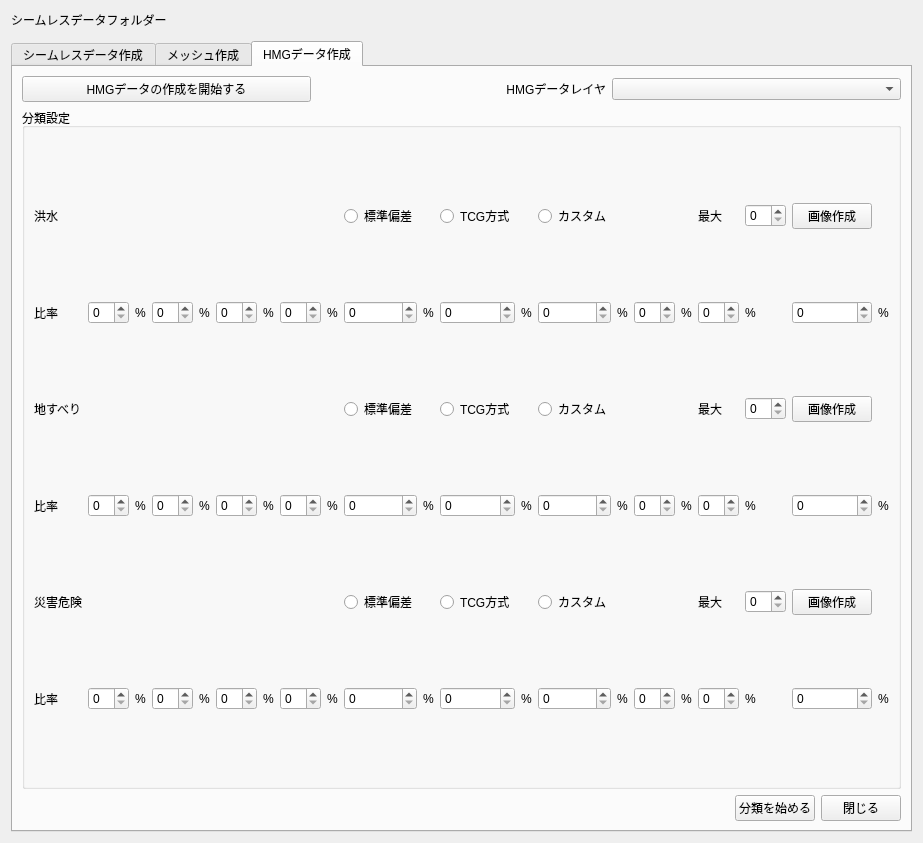
This is ui/main_window.ui in 0712kazu/HazardMapGame_tool as Qt 5 draws it before an edit. The edited form follows.
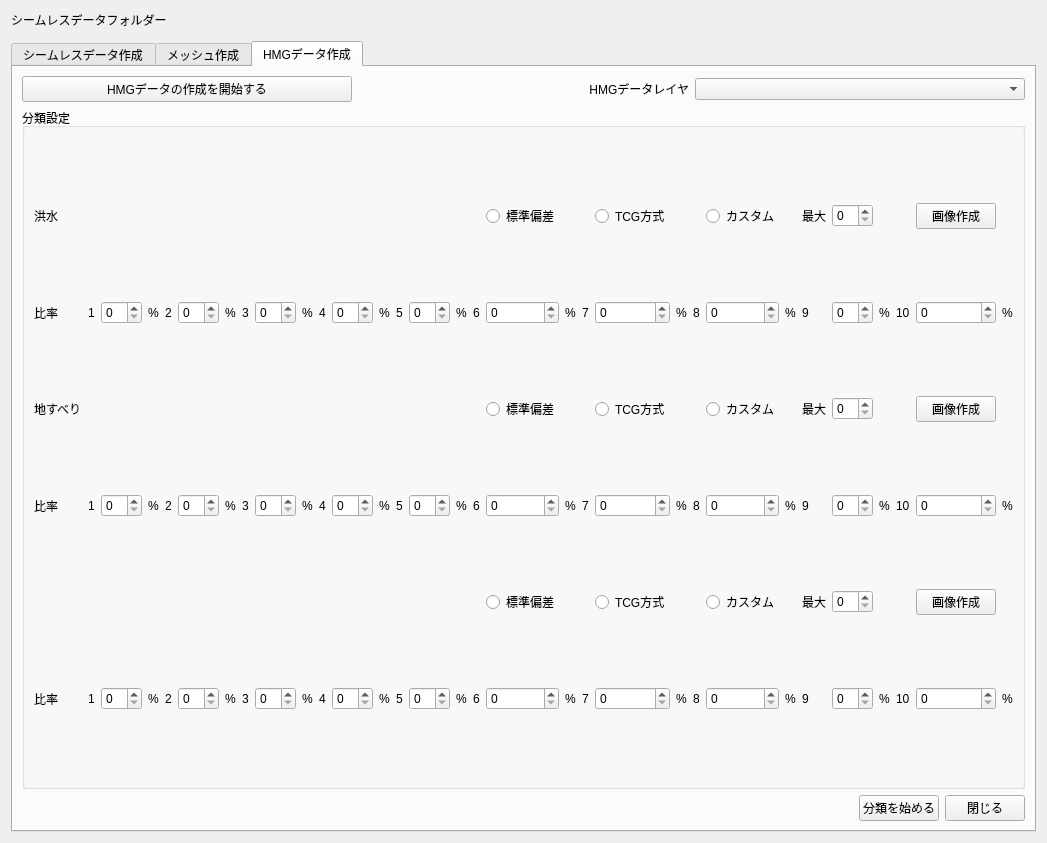
This is the edited form. The open tabs and pages were chosen to show the change. Custom widgets are drawn as their Qt base class.

Commit message: Add class id to UI

Patch:
```diff
--- a/ui/main_window.ui
+++ b/ui/main_window.ui
@@ -703,7 +703,7 @@
               </widget>
             </item>
             <!-- classification methods -->
-            <item row="2" column="9">
+            <item row="2" column="17">
               <widget class="QRadioButton" name="radiobutton_stdev_kozui">
               <property name="text">
                 <string>標準偏差</string>
@@ -713,7 +713,7 @@
               </attribute>
               </widget>
             </item>
-            <item row="2" column="11">
+            <item row="2" column="20">
               <widget class="QRadioButton" name="radiobutton_tcg_kozui">
               <property name="text">
                 <string>TCG方式</string>
@@ -723,7 +723,7 @@
               </attribute>
               </widget>
             </item>
-            <item row="2" column="13">
+            <item row="2" column="23">
               <widget class="QRadioButton" name="radiobutton_custom_kozui">
               <property name="text">
                 <string>カスタム</string>
@@ -734,18 +734,18 @@
               </widget>
             </item>
             <!-- breaks numbers -->
-            <item row="2" column="17">
+            <item row="2" column="25">
               <widget class="QLabel" name="label_classif_max_kozui">
                <property name="text">
                 <string>最大</string>
                </property>
               </widget>
             </item>
-            <item row="2" column="18">
+            <item row="2" column="26">
               <widget class="QSpinBox" name="classif_nbmax_kozui"/>
              </item>
              <!-- active button -->
-            <item row="2" column="19">
+            <item row="2" column="29">
              <widget class="QPushButton" name="classif_showgraph_kozui">
               <property name="text">
                <string>画像作成</string>
@@ -767,99 +767,169 @@
               </widget>
             </item>
             <item row="3" column="1">
-              <widget class="QSpinBox" name="classif_percent_1_kozui"/>
-             </item>
+              <widget class="QLabel" name="label_percent_n1_kozui">
+               <property name="text">
+                <string>1</string>
+               </property>
+              </widget>
+            </item>
             <item row="3" column="2">
-              <widget class="QLabel" name="label_percent_1_kozui">
-               <property name="text">
-                <string>%</string>
-               </property>
-              </widget>
-            </item>
+              <widget class="QSpinBox" name="classif_percent_1_kozui"/>
+             </item>
             <item row="3" column="3">
-              <widget class="QSpinBox" name="classif_percent_2_kozui"/>
-             </item>
+              <widget class="QLabel" name="label_percent_1_kozui">
+               <property name="text">
+                <string>%</string>
+               </property>
+              </widget>
+            </item>
             <item row="3" column="4">
-              <widget class="QLabel" name="label_percent_2_kozui">
+              <widget class="QLabel" name="label_percent_n2_kozui">
                <property name="text">
-                <string>%</string>
+                <string>2</string>
                </property>
               </widget>
             </item>
             <item row="3" column="5">
-              <widget class="QSpinBox" name="classif_percent_3_kozui"/>
+              <widget class="QSpinBox" name="classif_percent_2_kozui"/>
              </item>
             <item row="3" column="6">
-              <widget class="QLabel" name="label_percent_3_kozui">
+              <widget class="QLabel" name="label_percent_2_kozui">
                <property name="text">
                 <string>%</string>
                </property>
               </widget>
             </item>
             <item row="3" column="7">
-              <widget class="QSpinBox" name="classif_percent_4_kozui"/>
-             </item>
+              <widget class="QLabel" name="label_percent_n3_kozui">
+               <property name="text">
+                <string>3</string>
+               </property>
+              </widget>
+            </item>
             <item row="3" column="8">
-              <widget class="QLabel" name="label_percent_4_kozui">
-               <property name="text">
-                <string>%</string>
-               </property>
-              </widget>
-            </item>
+              <widget class="QSpinBox" name="classif_percent_3_kozui"/>
+             </item>
             <item row="3" column="9">
-              <widget class="QSpinBox" name="classif_percent_5_kozui"/>
-             </item>
+              <widget class="QLabel" name="label_percent_3_kozui">
+               <property name="text">
+                <string>%</string>
+               </property>
+              </widget>
+            </item>
             <item row="3" column="10">
-              <widget class="QLabel" name="label_percent_5_kozui">
+              <widget class="QLabel" name="label_percent_n4_kozui">
                <property name="text">
-                <string>%</string>
+                <string>4</string>
                </property>
               </widget>
             </item>
             <item row="3" column="11">
-              <widget class="QSpinBox" name="classif_percent_6_kozui"/>
+              <widget class="QSpinBox" name="classif_percent_4_kozui"/>
              </item>
             <item row="3" column="12">
-              <widget class="QLabel" name="label_percent_6_kozui">
+              <widget class="QLabel" name="label_percent_4_kozui">
                <property name="text">
                 <string>%</string>
                </property>
               </widget>
             </item>
             <item row="3" column="13">
-              <widget class="QSpinBox" name="classif_percent_7_kozui"/>
-             </item>
+              <widget class="QLabel" name="label_percent_n5_kozui">
+               <property name="text">
+                <string>5</string>
+               </property>
+              </widget>
+            </item>
             <item row="3" column="14">
-              <widget class="QLabel" name="label_percent_7_kozui">
-               <property name="text">
-                <string>%</string>
-               </property>
-              </widget>
-            </item>
+              <widget class="QSpinBox" name="classif_percent_5_kozui"/>
+             </item>
             <item row="3" column="15">
-              <widget class="QSpinBox" name="classif_percent_8_kozui"/>
-             </item>
+              <widget class="QLabel" name="label_percent_5_kozui">
+               <property name="text">
+                <string>%</string>
+               </property>
+              </widget>
+            </item>
             <item row="3" column="16">
-              <widget class="QLabel" name="label_percent_8_kozui">
+              <widget class="QLabel" name="label_percent_n6_kozui">
                <property name="text">
-                <string>%</string>
+                <string>6</string>
                </property>
               </widget>
             </item>
             <item row="3" column="17">
-              <widget class="QSpinBox" name="classif_percent_9_kozui"/>
+              <widget class="QSpinBox" name="classif_percent_6_kozui"/>
              </item>
             <item row="3" column="18">
-              <widget class="QLabel" name="label_percent_9_kozui">
+              <widget class="QLabel" name="label_percent_6_kozui">
                <property name="text">
                 <string>%</string>
                </property>
               </widget>
             </item>
             <item row="3" column="19">
-              <widget class="QSpinBox" name="classif_percent_10_kozui"/>
-             </item>
+              <widget class="QLabel" name="label_percent_n7_kozui">
+               <property name="text">
+                <string>7</string>
+               </property>
+              </widget>
+            </item>
             <item row="3" column="20">
+              <widget class="QSpinBox" name="classif_percent_7_kozui"/>
+             </item>
+            <item row="3" column="21">
+              <widget class="QLabel" name="label_percent_7_kozui">
+               <property name="text">
+                <string>%</string>
+               </property>
+              </widget>
+            </item>
+            <item row="3" column="22">
+              <widget class="QLabel" name="label_percent_n8_kozui">
+               <property name="text">
+                <string>8</string>
+               </property>
+              </widget>
+            </item>
+            <item row="3" column="23">
+              <widget class="QSpinBox" name="classif_percent_8_kozui"/>
+             </item>
+            <item row="3" column="24">
+              <widget class="QLabel" name="label_percent_8_kozui">
+               <property name="text">
+                <string>%</string>
+               </property>
+              </widget>
+            </item>
+            <item row="3" column="25">
+              <widget class="QLabel" name="label_percent_n9_kozui">
+               <property name="text">
+                <string>9</string>
+               </property>
+              </widget>
+            </item>
+            <item row="3" column="26">
+              <widget class="QSpinBox" name="classif_percent_9_kozui"/>
+             </item>
+            <item row="3" column="27">
+              <widget class="QLabel" name="label_percent_9_kozui">
+               <property name="text">
+                <string>%</string>
+               </property>
+              </widget>
+            </item>
+            <item row="3" column="28">
+              <widget class="QLabel" name="label_percent_n10_kozui">
+               <property name="text">
+                <string>10</string>
+               </property>
+              </widget>
+            </item>
+            <item row="3" column="29">
+              <widget class="QSpinBox" name="classif_percent_10_kozui"/>
+             </item>
+            <item row="3" column="30">
               <widget class="QLabel" name="label_percent_10_kozui">
                <property name="text">
                 <string>%</string>
@@ -880,8 +950,8 @@
                 </property>
               </widget>
             </item>
-            <!-- classification methods -->
-            <item row="8" column="9">
+             <!-- classification methods -->
+            <item row="8" column="17">
               <widget class="QRadioButton" name="radiobutton_stdev_jisuberi">
               <property name="text">
                 <string>標準偏差</string>
@@ -891,7 +961,7 @@
               </attribute>
               </widget>
             </item>
-            <item row="8" column="11">
+            <item row="8" column="20">
               <widget class="QRadioButton" name="radiobutton_tcg_jisuberi">
               <property name="text">
                 <string>TCG方式</string>
@@ -901,7 +971,7 @@
               </attribute>
               </widget>
             </item>
-            <item row="8" column="13">
+            <item row="8" column="23">
               <widget class="QRadioButton" name="radiobutton_custom_jisuberi">
               <property name="text">
                 <string>カスタム</string>
@@ -911,18 +981,19 @@
               </attribute>
               </widget>
             </item>
-            <!-- breaks max -->
-            <item row="8" column="17">
+            <!-- breaks numbers -->
+            <item row="8" column="25">
               <widget class="QLabel" name="label_classif_max_jisuberi">
                <property name="text">
                 <string>最大</string>
                </property>
               </widget>
             </item>
-            <item row="8" column="18">
+            <item row="8" column="26">
               <widget class="QSpinBox" name="classif_nbmax_jisuberi"/>
              </item>
-            <item row="8" column="19">
+             <!-- active button -->
+            <item row="8" column="29">
              <widget class="QPushButton" name="classif_showgraph_jisuberi">
               <property name="text">
                <string>画像作成</string>
@@ -944,121 +1015,177 @@
               </widget>
             </item>
             <item row="9" column="1">
-              <widget class="QSpinBox" name="classif_percent_1_jisuberi"/>
-             </item>
+              <widget class="QLabel" name="label_percent_n1_jisuberi">
+               <property name="text">
+                <string>1</string>
+               </property>
+              </widget>
+            </item>
             <item row="9" column="2">
-              <widget class="QLabel" name="label_percent_1_jisuberi">
-               <property name="text">
-                <string>%</string>
-               </property>
-              </widget>
-            </item>
+              <widget class="QSpinBox" name="classif_percent_1_jisuberi"/>
+             </item>
             <item row="9" column="3">
-              <widget class="QSpinBox" name="classif_percent_2_jisuberi"/>
-             </item>
+              <widget class="QLabel" name="label_percent_1_jisuberi">
+               <property name="text">
+                <string>%</string>
+               </property>
+              </widget>
+            </item>
             <item row="9" column="4">
-              <widget class="QLabel" name="label_percent_2_jisuberi">
+              <widget class="QLabel" name="label_percent_n2_jisuberi">
                <property name="text">
-                <string>%</string>
+                <string>2</string>
                </property>
               </widget>
             </item>
             <item row="9" column="5">
-              <widget class="QSpinBox" name="classif_percent_3_jisuberi"/>
+              <widget class="QSpinBox" name="classif_percent_2_jisuberi"/>
              </item>
             <item row="9" column="6">
-              <widget class="QLabel" name="label_percent_3_jisuberi">
+              <widget class="QLabel" name="label_percent_2_jisuberi">
                <property name="text">
                 <string>%</string>
                </property>
               </widget>
             </item>
             <item row="9" column="7">
-              <widget class="QSpinBox" name="classif_percent_4_jisuberi"/>
-             </item>
+              <widget class="QLabel" name="label_percent_n3_jisuberi">
+               <property name="text">
+                <string>3</string>
+               </property>
+              </widget>
+            </item>
             <item row="9" column="8">
-              <widget class="QLabel" name="label_percent_4_jisuberi">
-               <property name="text">
-                <string>%</string>
-               </property>
-              </widget>
-            </item>
+              <widget class="QSpinBox" name="classif_percent_3_jisuberi"/>
+             </item>
             <item row="9" column="9">
-              <widget class="QSpinBox" name="classif_percent_5_jisuberi"/>
-             </item>
+              <widget class="QLabel" name="label_percent_3_jisuberi">
+               <property name="text">
+                <string>%</string>
+               </property>
+              </widget>
+            </item>
             <item row="9" column="10">
-              <widget class="QLabel" name="label_percent_5_jisuberi">
+              <widget class="QLabel" name="label_percent_n4_jisuberi">
                <property name="text">
-                <string>%</string>
+                <string>4</string>
                </property>
               </widget>
             </item>
             <item row="9" column="11">
-              <widget class="QSpinBox" name="classif_percent_6_jisuberi"/>
+              <widget class="QSpinBox" name="classif_percent_4_jisuberi"/>
              </item>
             <item row="9" column="12">
-              <widget class="QLabel" name="label_percent_6_jisuberi">
+              <widget class="QLabel" name="label_percent_4_jisuberi">
                <property name="text">
                 <string>%</string>
                </property>
               </widget>
             </item>
             <item row="9" column="13">
-              <widget class="QSpinBox" name="classif_percent_7_jisuberi"/>
-             </item>
+              <widget class="QLabel" name="label_percent_n5_jisuberi">
+               <property name="text">
+                <string>5</string>
+               </property>
+              </widget>
+            </item>
             <item row="9" column="14">
-              <widget class="QLabel" name="label_percent_7_jisuberi">
-               <property name="text">
-                <string>%</string>
-               </property>
-              </widget>
-            </item>
+              <widget class="QSpinBox" name="classif_percent_5_jisuberi"/>
+             </item>
             <item row="9" column="15">
-              <widget class="QSpinBox" name="classif_percent_8_jisuberi"/>
-             </item>
+              <widget class="QLabel" name="label_percent_5_jisuberi">
+               <property name="text">
+                <string>%</string>
+               </property>
+              </widget>
+            </item>
             <item row="9" column="16">
-              <widget class="QLabel" name="label_percent_8_jisuberi">
+              <widget class="QLabel" name="label_percent_n6_jisuberi">
                <property name="text">
-                <string>%</string>
+                <string>6</string>
                </property>
               </widget>
             </item>
             <item row="9" column="17">
-              <widget class="QSpinBox" name="classif_percent_9_jisuberi"/>
+              <widget class="QSpinBox" name="classif_percent_6_jisuberi"/>
              </item>
             <item row="9" column="18">
-              <widget class="QLabel" name="label_percent_9_jisuberi">
+              <widget class="QLabel" name="label_percent_6_jisuberi">
                <property name="text">
                 <string>%</string>
                </property>
               </widget>
             </item>
             <item row="9" column="19">
-              <widget class="QSpinBox" name="classif_percent_10_jisuberi"/>
-             </item>
+              <widget class="QLabel" name="label_percent_n7_jisuberi">
+               <property name="text">
+                <string>7</string>
+               </property>
+              </widget>
+            </item>
             <item row="9" column="20">
+              <widget class="QSpinBox" name="classif_percent_7_jisuberi"/>
+             </item>
+            <item row="9" column="21">
+              <widget class="QLabel" name="label_percent_7_jisuberi">
+               <property name="text">
+                <string>%</string>
+               </property>
+              </widget>
+            </item>
+            <item row="9" column="22">
+              <widget class="QLabel" name="label_percent_n8_jisuberi">
+               <property name="text">
+                <string>8</string>
+               </property>
+              </widget>
+            </item>
+            <item row="9" column="23">
+              <widget class="QSpinBox" name="classif_percent_8_jisuberi"/>
+             </item>
+            <item row="9" column="24">
+              <widget class="QLabel" name="label_percent_8_jisuberi">
+               <property name="text">
+                <string>%</string>
+               </property>
+              </widget>
+            </item>
+            <item row="9" column="25">
+              <widget class="QLabel" name="label_percent_n9_jisuberi">
+               <property name="text">
+                <string>9</string>
+               </property>
+              </widget>
+            </item>
+            <item row="9" column="26">
+              <widget class="QSpinBox" name="classif_percent_9_jisuberi"/>
+             </item>
+            <item row="9" column="27">
+              <widget class="QLabel" name="label_percent_9_jisuberi">
+               <property name="text">
+                <string>%</string>
+               </property>
+              </widget>
+            </item>
+            <item row="9" column="28">
+              <widget class="QLabel" name="label_percent_n10_jisuberi">
+               <property name="text">
+                <string>10</string>
+               </property>
+              </widget>
+            </item>
+            <item row="9" column="29">
+              <widget class="QSpinBox" name="classif_percent_10_jisuberi"/>
+             </item>
+            <item row="9" column="30">
               <widget class="QLabel" name="label_percent_10_jisuberi">
                <property name="text">
                 <string>%</string>
                </property>
               </widget>
             </item>
-        <!-- Classification 6: Saigai risk  -->
-            <item row="10" column="0">
-              <widget class="QLabel" name="label_classif_title_saigai">
-               <property name="text">
-                <string>災害危険</string>
-               </property>
-               <property name="maximumSize">
-                <size>
-                    <width>60</width>
-                    <height>100</height>
-                </size>
-                </property>
-              </widget>
-            </item>
-            <!-- classification methods -->
-            <item row="10" column="9">
+         <!-- classification methods -->
+            <item row="10" column="17">
               <widget class="QRadioButton" name="radiobutton_stdev_saigai">
               <property name="text">
                 <string>標準偏差</string>
@@ -1068,7 +1195,7 @@
               </attribute>
               </widget>
             </item>
-            <item row="10" column="11">
+            <item row="10" column="20">
               <widget class="QRadioButton" name="radiobutton_tcg_saigai">
               <property name="text">
                 <string>TCG方式</string>
@@ -1078,7 +1205,7 @@
               </attribute>
               </widget>
             </item>
-            <item row="10" column="13">
+            <item row="10" column="23">
               <widget class="QRadioButton" name="radiobutton_custom_saigai">
               <property name="text">
                 <string>カスタム</string>
@@ -1089,17 +1216,18 @@
               </widget>
             </item>
             <!-- breaks numbers -->
-            <item row="10" column="17">
+            <item row="10" column="25">
               <widget class="QLabel" name="label_classif_max_saigai">
                <property name="text">
                 <string>最大</string>
                </property>
               </widget>
             </item>
-            <item row="10" column="18">
+            <item row="10" column="26">
               <widget class="QSpinBox" name="classif_nbmax_saigai"/>
              </item>
-            <item row="10" column="19">
+             <!-- active button -->
+            <item row="10" column="29">
              <widget class="QPushButton" name="classif_showgraph_saigai">
               <property name="text">
                <string>画像作成</string>
@@ -1121,99 +1249,169 @@
               </widget>
             </item>
             <item row="11" column="1">
-              <widget class="QSpinBox" name="classif_percent_1_saigai"/>
-             </item>
+              <widget class="QLabel" name="label_percent_n1_saigai">
+               <property name="text">
+                <string>1</string>
+               </property>
+              </widget>
+            </item>
             <item row="11" column="2">
-              <widget class="QLabel" name="label_percent_1_saigai">
-               <property name="text">
-                <string>%</string>
-               </property>
-              </widget>
-            </item>
+              <widget class="QSpinBox" name="classif_percent_1_saigai"/>
+             </item>
             <item row="11" column="3">
-              <widget class="QSpinBox" name="classif_percent_2_saigai"/>
-             </item>
+              <widget class="QLabel" name="label_percent_1_saigai">
+               <property name="text">
+                <string>%</string>
+               </property>
+              </widget>
+            </item>
             <item row="11" column="4">
-              <widget class="QLabel" name="label_percent_2_saigai">
+              <widget class="QLabel" name="label_percent_n2_saigai">
                <property name="text">
-                <string>%</string>
+                <string>2</string>
                </property>
               </widget>
             </item>
             <item row="11" column="5">
-              <widget class="QSpinBox" name="classif_percent_3_saigai"/>
+              <widget class="QSpinBox" name="classif_percent_2_saigai"/>
              </item>
             <item row="11" column="6">
-              <widget class="QLabel" name="label_percent_3_saigai">
+              <widget class="QLabel" name="label_percent_2_saigai">
                <property name="text">
                 <string>%</string>
                </property>
               </widget>
             </item>
             <item row="11" column="7">
-              <widget class="QSpinBox" name="classif_percent_4_saigai"/>
-             </item>
+              <widget class="QLabel" name="label_percent_n3_saigai">
+               <property name="text">
+                <string>3</string>
+               </property>
+              </widget>
+            </item>
             <item row="11" column="8">
-              <widget class="QLabel" name="label_percent_4_saigai">
-               <property name="text">
-                <string>%</string>
-               </property>
-              </widget>
-            </item>
+              <widget class="QSpinBox" name="classif_percent_3_saigai"/>
+             </item>
             <item row="11" column="9">
-              <widget class="QSpinBox" name="classif_percent_5_saigai"/>
-             </item>
+              <widget class="QLabel" name="label_percent_3_saigai">
+               <property name="text">
+                <string>%</string>
+               </property>
+              </widget>
+            </item>
             <item row="11" column="10">
-              <widget class="QLabel" name="label_percent_5_saigai">
+              <widget class="QLabel" name="label_percent_n4_saigai">
                <property name="text">
-                <string>%</string>
+                <string>4</string>
                </property>
               </widget>
             </item>
             <item row="11" column="11">
-              <widget class="QSpinBox" name="classif_percent_6_saigai"/>
+              <widget class="QSpinBox" name="classif_percent_4_saigai"/>
              </item>
             <item row="11" column="12">
-              <widget class="QLabel" name="label_percent_6_saigai">
+              <widget class="QLabel" name="label_percent_4_saigai">
                <property name="text">
                 <string>%</string>
                </property>
               </widget>
             </item>
             <item row="11" column="13">
-              <widget class="QSpinBox" name="classif_percent_7_saigai"/>
-             </item>
+              <widget class="QLabel" name="label_percent_n5_saigai">
+               <property name="text">
+                <string>5</string>
+               </property>
+              </widget>
+            </item>
             <item row="11" column="14">
-              <widget class="QLabel" name="label_percent_7_saigai">
-               <property name="text">
-                <string>%</string>
-               </property>
-              </widget>
-            </item>
+              <widget class="QSpinBox" name="classif_percent_5_saigai"/>
+             </item>
             <item row="11" column="15">
-              <widget class="QSpinBox" name="classif_percent_8_saigai"/>
-             </item>
+              <widget class="QLabel" name="label_percent_5_saigai">
+               <property name="text">
+                <string>%</string>
+               </property>
+              </widget>
+            </item>
             <item row="11" column="16">
-              <widget class="QLabel" name="label_percent_8_saigai">
+              <widget class="QLabel" name="label_percent_n6_saigai">
                <property name="text">
-                <string>%</string>
+                <string>6</string>
                </property>
               </widget>
             </item>
             <item row="11" column="17">
-              <widget class="QSpinBox" name="classif_percent_9_saigai"/>
+              <widget class="QSpinBox" name="classif_percent_6_saigai"/>
              </item>
             <item row="11" column="18">
-              <widget class="QLabel" name="label_percent_9_saigai">
+              <widget class="QLabel" name="label_percent_6_saigai">
                <property name="text">
                 <string>%</string>
                </property>
               </widget>
             </item>
             <item row="11" column="19">
-              <widget class="QSpinBox" name="classif_percent_10_saigai"/>
-             </item>
+              <widget class="QLabel" name="label_percent_n7_saigai">
+               <property name="text">
+                <string>7</string>
+               </property>
+              </widget>
+            </item>
             <item row="11" column="20">
+              <widget class="QSpinBox" name="classif_percent_7_saigai"/>
+             </item>
+            <item row="11" column="21">
+              <widget class="QLabel" name="label_percent_7_saigai">
+               <property name="text">
+                <string>%</string>
+               </property>
+              </widget>
+            </item>
+            <item row="11" column="22">
+              <widget class="QLabel" name="label_percent_n8_saigai">
+               <property name="text">
+                <string>8</string>
+               </property>
+              </widget>
+            </item>
+            <item row="11" column="23">
+              <widget class="QSpinBox" name="classif_percent_8_saigai"/>
+             </item>
+            <item row="11" column="24">
+              <widget class="QLabel" name="label_percent_8_saigai">
+               <property name="text">
+                <string>%</string>
+               </property>
+              </widget>
+            </item>
+            <item row="11" column="25">
+              <widget class="QLabel" name="label_percent_n9_saigai">
+               <property name="text">
+                <string>9</string>
+               </property>
+              </widget>
+            </item>
+            <item row="11" column="26">
+              <widget class="QSpinBox" name="classif_percent_9_saigai"/>
+             </item>
+            <item row="11" column="27">
+              <widget class="QLabel" name="label_percent_9_saigai">
+               <property name="text">
+                <string>%</string>
+               </property>
+              </widget>
+            </item>
+            <item row="11" column="28">
+              <widget class="QLabel" name="label_percent_n10_saigai">
+               <property name="text">
+                <string>10</string>
+               </property>
+              </widget>
+            </item>
+            <item row="11" column="29">
+              <widget class="QSpinBox" name="classif_percent_10_saigai"/>
+             </item>
+            <item row="11" column="30">
               <widget class="QLabel" name="label_percent_10_saigai">
                <property name="text">
                 <string>%</string>
```
